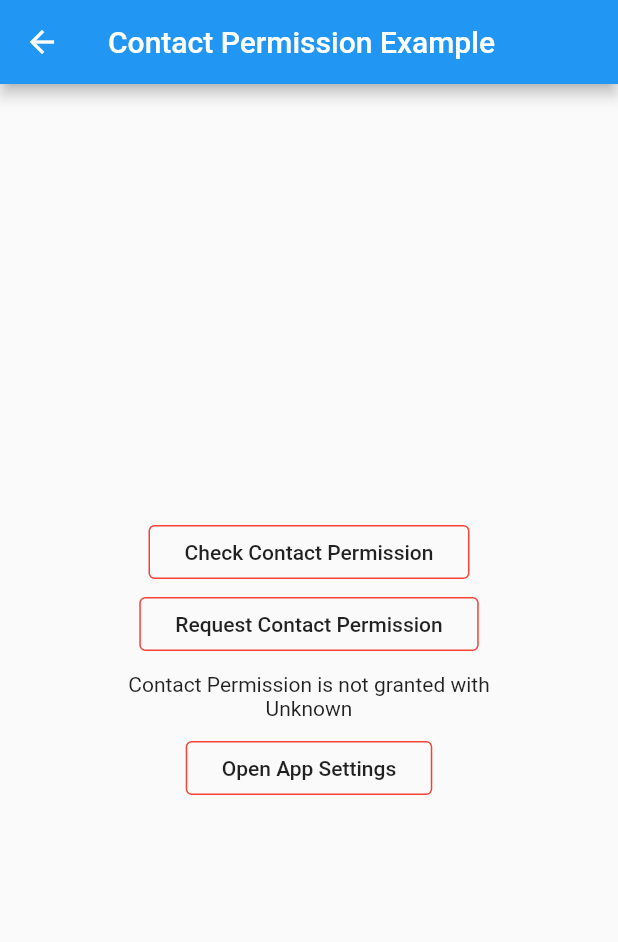
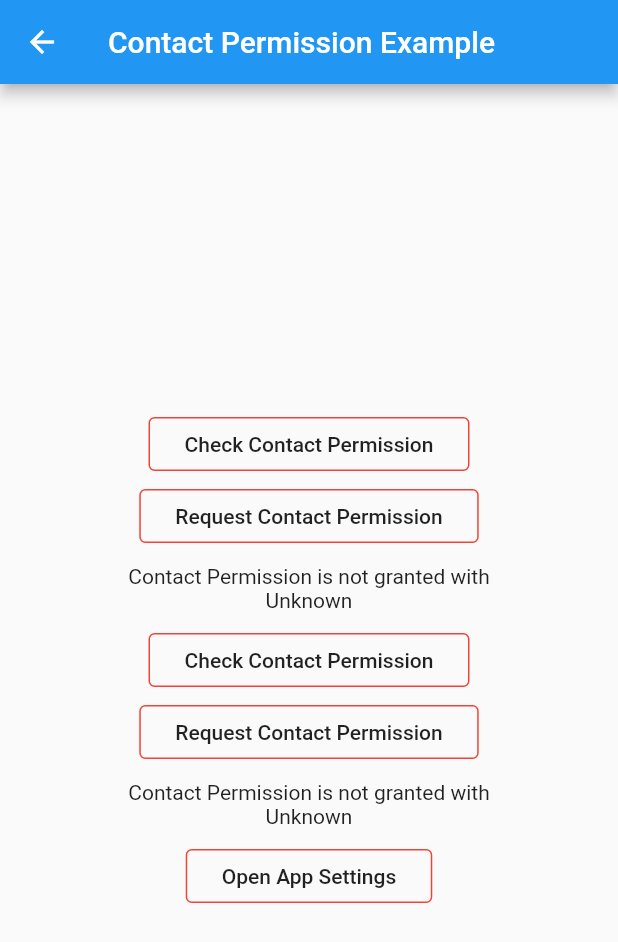
Before and after one commit to chillbrodev/modular_app_permissions, a Flutter app: the screen it shows after launch, after a tap on "Contact Permission Example", on a phone screen of 412 x 824 dp. Shown: the top 942 px of the screen. Run offline on Flutter 3.47's test engine with Material 2 defaults, Android fonts, the phone set to English and light mode, and no system bars.

Commit message:
Update to support new Write permissions from Modular Contact 0.2.0
Had to upgrade to new modular contact package to support new write
permission requests. Android requires you to request the write
separately but will not prompt the user if the read permisison is
already granted.

```diff
--- a/example/lib/main.dart
+++ b/example/lib/main.dart
@@ -43,9 +43,13 @@ class MyHomePage extends StatelessWidget {
                 permissionType: PermissionType.USE_MICROPHONE,
                 permissionRequest: UseMicrophonePermissionRequest()),
             PermissionButton(
-                buttonText: 'Contact Permission Example',
-                permissionType: PermissionType.CONTACTS,
-                permissionRequest: ContactsPermissionRequest()),
+              buttonText: 'Contact Permission Example',
+              permissionType: PermissionType.CONTACTS,
+              permissionRequest: ContactsPermissionRequest(),
+              hasWritePermissions: true,
+              writePermissionType: PermissionType.WRITE_CONTACTS,
+              writePermissionRequest: WriteContactsPermissionRequest(),
+            ),
           ],
         ),
       ),
--- a/example/lib/permission_button.dart
+++ b/example/lib/permission_button.dart
@@ -1,19 +1,28 @@
 import 'package:flutter/material.dart';
 import 'package:modular_permissions/modular_permissions.dart';
 import 'package:modular_permissions_example/permission_page.dart';
+import 'package:modular_permissions_example/read_write_permission_page.dart';
 
 class PermissionButton extends StatelessWidget {
   final String buttonText;
   final PermissionType permissionType;
   final PermissionRequest permissionRequest;
 
+  final bool hasWritePermissions;
+  final PermissionType writePermissionType;
+  final PermissionRequest writePermissionRequest;
+
   PermissionButton(
       {@required this.buttonText,
       @required this.permissionType,
-      @required this.permissionRequest})
+      @required this.permissionRequest,
+      bool hasWritePermissions,
+      this.writePermissionType,
+      this.writePermissionRequest})
       : assert(buttonText != null),
         assert(permissionType != null),
-        assert(permissionRequest != null);
+        assert(permissionRequest != null),
+        hasWritePermissions = hasWritePermissions ?? false;
 
   @override
   Widget build(BuildContext context) {
@@ -35,12 +44,23 @@ class PermissionButton extends StatelessWidget {
                 ),
               ),
               onPressed: () {
+                if (hasWritePermissions) {
+                  Navigator.of(context).push(MaterialPageRoute(
+                      builder: (context) => ReadWritePermissionPage(
+                            title: buttonText,
+                            readPermissionType: permissionType,
+                            readPermissionRequest: permissionRequest,
+                            writePermissionRequest: writePermissionRequest,
+                            writePermissionType: writePermissionType,
+                          )));
+                } else {
                   Navigator.of(context).push(MaterialPageRoute(
                       builder: (context) => PermissionPage(
                             title: buttonText,
                             permissionType: permissionType,
                             permissionRequest: permissionRequest,
                           )));
+                }
               },
             ),
           ),
--- /dev/null
+++ b/example/lib/read_write_permission_page.dart
@@ -0,0 +1,155 @@
+import 'package:flutter/material.dart';
+import 'package:modular_permissions/modular_permissions.dart';
+
+class ReadWritePermissionPage extends StatefulWidget {
+  final String title;
+  final PermissionType readPermissionType;
+  final PermissionRequest readPermissionRequest;
+  final PermissionType writePermissionType;
+  final PermissionRequest writePermissionRequest;
+
+  ReadWritePermissionPage(
+      {this.title,
+      this.readPermissionType,
+      this.readPermissionRequest,
+      this.writePermissionType,
+      this.writePermissionRequest});
+
+  @override
+  _ReadWritePermissionPageState createState() =>
+      _ReadWritePermissionPageState();
+}
+
+class _ReadWritePermissionPageState extends State<ReadWritePermissionPage> {
+  ModularPermissionInfo _modularPermissionInfo =
+      ModularPermissionInfo(false, 'Unknown');
+  ModularPermissionInfo _modularWritePermissionInfo =
+  ModularPermissionInfo(false, 'Unknown');
+
+  @override
+  Widget build(BuildContext context) {
+    return Scaffold(
+      appBar: AppBar(
+        title: Text(widget.title),
+      ),
+      body: Center(
+        child: Column(
+          mainAxisAlignment: MainAxisAlignment.center,
+          children: <Widget>[
+            OutlineButton(
+              shape: RoundedRectangleBorder(
+                  borderRadius: BorderRadius.circular(4.0)),
+              borderSide: BorderSide(color: Colors.red),
+              child: Padding(
+                padding: const EdgeInsets.all(8.0),
+                child: Text(
+                  'Check ${widget.readPermissionType.name} Permission',
+                  style: Theme.of(context).textTheme.button,
+                  textAlign: TextAlign.center,
+                ),
+              ),
+              onPressed: () async {
+                final info = await ModularPermissions.checkPermissionStatus(
+                    widget.readPermissionRequest);
+                setState(() {
+                  _modularPermissionInfo = info;
+                });
+              },
+            ),
+            OutlineButton(
+              shape: RoundedRectangleBorder(
+                  borderRadius: BorderRadius.circular(4.0)),
+              borderSide: BorderSide(color: Colors.red),
+              child: Padding(
+                padding: const EdgeInsets.all(8.0),
+                child: Text(
+                  'Request ${widget.readPermissionType.name} Permission',
+                  style: Theme.of(context).textTheme.button,
+                  textAlign: TextAlign.center,
+                ),
+              ),
+              onPressed: () async {
+                final info = await ModularPermissions.requestPermission(
+                    widget.readPermissionRequest);
+                setState(() {
+                  _modularPermissionInfo = info;
+                });
+              },
+            ),
+            Padding(
+              padding: const EdgeInsets.all(8.0),
+              child: Text(
+                '${widget.readPermissionType.name} Permission is ${_modularPermissionInfo.granted ? 'granted' : 'not granted'} with \n${_modularPermissionInfo.info}',
+                textAlign: TextAlign.center,
+              ),
+            ),
+///WRITE SECTION
+            OutlineButton(
+              shape: RoundedRectangleBorder(
+                  borderRadius: BorderRadius.circular(4.0)),
+              borderSide: BorderSide(color: Colors.red),
+              child: Padding(
+                padding: const EdgeInsets.all(8.0),
+                child: Text(
+                  'Check ${widget.writePermissionType.name} Permission',
+                  style: Theme.of(context).textTheme.button,
+                  textAlign: TextAlign.center,
+                ),
+              ),
+              onPressed: () async {
+                final info = await ModularPermissions.checkPermissionStatus(
+                    widget.writePermissionRequest);
+                setState(() {
+                  _modularWritePermissionInfo = info;
+                });
+              },
+            ),
+            OutlineButton(
+              shape: RoundedRectangleBorder(
+                  borderRadius: BorderRadius.circular(4.0)),
+              borderSide: BorderSide(color: Colors.red),
+              child: Padding(
+                padding: const EdgeInsets.all(8.0),
+                child: Text(
+                  'Request ${widget.writePermissionType.name} Permission',
+                  style: Theme.of(context).textTheme.button,
+                  textAlign: TextAlign.center,
+                ),
+              ),
+              onPressed: () async {
+                final info = await ModularPermissions.requestPermission(
+                    widget.writePermissionRequest);
+                setState(() {
+                  _modularWritePermissionInfo = info;
+                });
+              },
+            ),
+            Padding(
+              padding: const EdgeInsets.all(8.0),
+              child: Text(
+                '${widget.writePermissionType.name} Permission is ${_modularWritePermissionInfo.granted ? 'granted' : 'not granted'} with \n${_modularWritePermissionInfo.info}',
+                textAlign: TextAlign.center,
+              ),
+            ),
+            OutlineButton(
+              shape: RoundedRectangleBorder(
+                  borderRadius: BorderRadius.circular(4.0)),
+              borderSide: BorderSide(color: Colors.red),
+              child: Padding(
+                padding: const EdgeInsets.all(8.0),
+                child: Text(
+                  'Open App Settings',
+                  style: Theme.of(context).textTheme.button,
+                  textAlign: TextAlign.center,
+                ),
+              ),
+              onPressed: () async {
+                await ModularPermissions.openAppSettings();
+              },
+            ),
+          ],
+        ),
+      ),
+    );
+  }
+}
--- a/example/pubspec.yaml
+++ b/example/pubspec.yaml
@@ -14,7 +14,7 @@ dependencies:
 
   modular_permission_location: 0.1.0
   modular_permission_microphone: 0.1.1
-  modular_permission_contact: 0.1.0
+  modular_permission_contact: 0.2.0
 
   modular_permissions:
     # When depending on this package from a real application you should use:
--- a/lib/modular_permissions.dart
+++ b/lib/modular_permissions.dart
@@ -70,6 +70,10 @@ class ModularPermissions {
         break;
       case PermissionType.CONTACTS:
         methodName = 'ContactPermission';
+        break;
+      case PermissionType.WRITE_CONTACTS:
+        methodName = 'WriteContactPermission';
+        break;
     }
     return methodName;
   }
@@ -82,6 +86,7 @@ class ModularPermissions {
         break;
       case PermissionType.USE_MICROPHONE:
         return _channelMicrophone;
+      case PermissionType.WRITE_CONTACTS:
       case PermissionType.CONTACTS:
         return _channelContact;
       default:
@@ -100,6 +105,7 @@ class ModularPermissions {
       case PermissionType.USE_MICROPHONE:
         permissionName = 'Microphone';
         break;
+      case PermissionType.WRITE_CONTACTS:
       case PermissionType.CONTACTS:
         permissionName = 'Contact';
     }
@@ -157,21 +163,21 @@ enum PermissionType {
   LOCATION_ALWAYS, //Android = FINE_LOCATION
   LOCATION_WHEN_IN_USE, // Android = FINE_LOCATION
   USE_MICROPHONE,
-  CONTACTS
+  CONTACTS,
+  WRITE_CONTACTS
 }
 
 extension PermissionTypeName on PermissionType {
   String get name {
     switch (this) {
       case PermissionType.LOCATION_ALWAYS:
-        return 'Location';
-        break;
       case PermissionType.LOCATION_WHEN_IN_USE:
         return 'Location';
         break;
       case PermissionType.USE_MICROPHONE:
         return 'Microphone';
         break;
+      case PermissionType.WRITE_CONTACTS:
       case PermissionType.CONTACTS:
         return 'Contact';
         break;
@@ -213,3 +219,11 @@ class ContactsPermissionRequest extends PermissionRequest {
   @override
   String get arguments => '';
 }
+
+class WriteContactsPermissionRequest extends PermissionRequest {
+  @override
+  PermissionType get permissionType => PermissionType.WRITE_CONTACTS;
+
+  @override
+  String get arguments => '';
+}
```
Also changed, not shown: 1 other file. Lines whose indentation alone changed are shown as unchanged.
